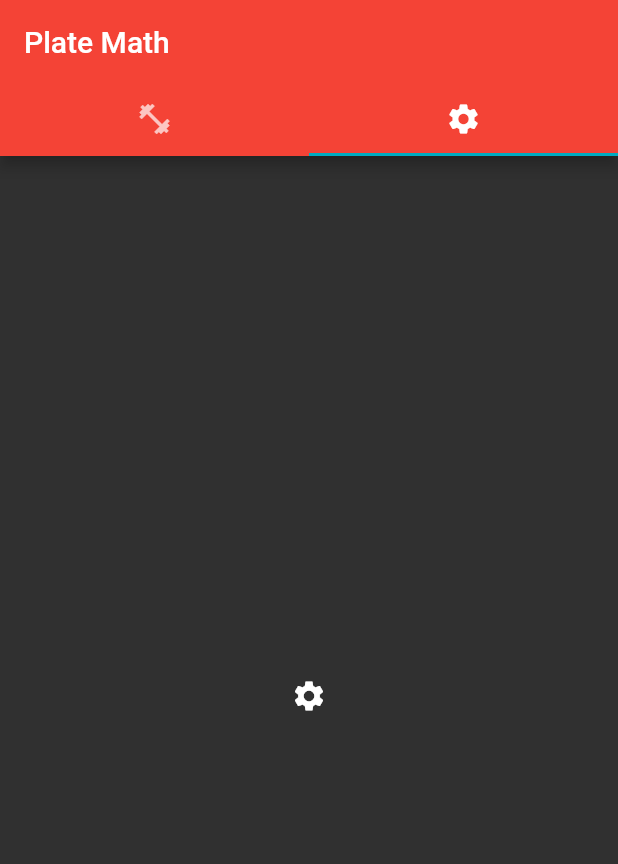
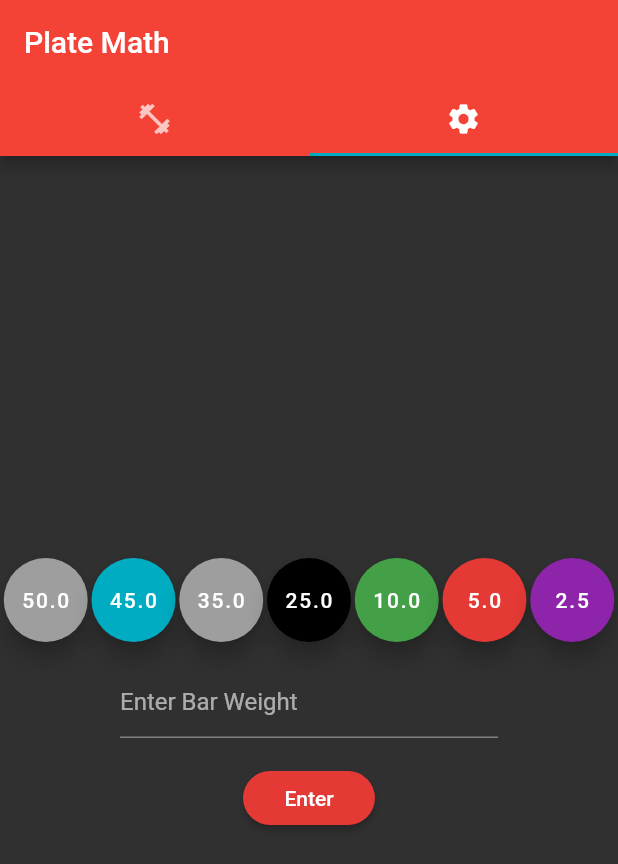
Before and after one commit to yashdhume/Gym_App, a Flutter app: the screen it shows after launch, tab 2 chosen, on a phone screen of 412 x 824 dp. Shown: the top 864 px of the screen. Run offline on Flutter 3.47's test engine with Material 2 defaults, Android fonts, the phone set to English and light mode, and no system bars.

Commit message:
Added Settings TODO: Add List View

```diff
--- a/lib/PlateMath/PlateMain.dart
+++ b/lib/PlateMath/PlateMain.dart
@@ -1,5 +1,6 @@
 import 'package:flutter/material.dart';
 import 'package:gym_app/PlateMath/PlateMath.dart';
+import 'package:gym_app/PlateMath/PlateSettings.dart';
 import 'package:scoped_model/scoped_model.dart';
 import 'package:gym_app/ViewModel.dart';
 
@@ -34,7 +35,7 @@ class _PlateMain extends State<PlateMain> with TickerProviderStateMixin {
   @override
   Widget build(BuildContext context) {
     return ScopedModelDescendant<ViewModel>(
-        builder: (context, child, model)=>MaterialApp(
+        builder: (context, child, model) => MaterialApp(
               home: DefaultTabController(
                 length: 3,
                 child: Scaffold(
@@ -43,7 +44,7 @@ class _PlateMain extends State<PlateMain> with TickerProviderStateMixin {
                     backgroundColor: _myHandler.color,
                     bottom: TabBar(
                       // controller: _controller,
-              tabs:[
+                      tabs: [
                         Tab(icon: Icon(Icons.fitness_center)),
                         Tab(icon: Icon(Icons.settings)),
                       ],
@@ -52,7 +53,7 @@ class _PlateMain extends State<PlateMain> with TickerProviderStateMixin {
                   body: TabBarView(
                     children: [
                       new PlateMath(),
-              Icon(Icons.settings),
+                      new DisplayPlateButtonss(),
                     ],
                   ),
                 ),
@@ -63,8 +64,7 @@ class _PlateMain extends State<PlateMain> with TickerProviderStateMixin {
                 primaryColor: Colors.red,
                 accentColor: Colors.cyan[600],
               ),
-    )
-    );
+            ));
   }
 }
 
--- /dev/null
+++ b/lib/PlateMath/PlateSettings.dart
@@ -0,0 +1,98 @@
+import 'package:flutter/material.dart';
+import 'package:gym_app/PlateMath/DisplayPlates.dart';
+import 'package:scoped_model/scoped_model.dart';
+import 'package:gym_app/ViewModel.dart';
+
+class DisplayPlateButtonss extends StatelessWidget {
+  List<double> plates = [50, 45, 35, 25, 10, 5, 2.5];
+
+  Color colorChange(ViewModel model, value) {
+    if (model.weights.contains(value))
+      return model.colorDictionary[value];
+    else
+      return Colors.grey;
+  }
+  List<Widget> CreateDisplay(ViewModel model) {
+    List<Widget> a = [];
+    for (int i = 0; i < plates.length; i++) {
+      a.add(new PlateButtonss(
+        plate: plates[i],
+        color: colorChange(model, plates[i]),
+      ));
+    }
+    return a;
+  }
+
+  final _myController = TextEditingController();
+
+  @override
+  void changeBar(ViewModel model) {
+    model.barWeight = double.parse(_myController.text);
+  }
+
+  Widget build(BuildContext context) {
+    return ScopedModelDescendant<ViewModel>(
+        builder: (context, child, model) => new Center( child:Column(
+          mainAxisAlignment: MainAxisAlignment.center,
+            children: <Widget>[
+
+              new Row(
+                mainAxisAlignment: MainAxisAlignment.spaceEvenly,
+                children: CreateDisplay(model),
+              ),
+              new Row(
+                mainAxisAlignment: MainAxisAlignment.center,
+                children: <Widget>[
+                  Padding(
+                    padding: EdgeInsets.all(40.0),
+                  ),
+                  new Flexible(
+                      child: new TextField(
+                        decoration:
+                        new InputDecoration(hintText: 'Enter Bar Weight'),
+                        keyboardType: TextInputType.number,
+                        controller: _myController,
+                      )),
+                  Padding(
+                    padding: EdgeInsets.all(40.0),
+                  ),
+                ],),
+              new RaisedButton(
+                onPressed: () => changeBar(model),
+                //plateMath(double.parse(_myController.text)),
+                child: new Text("Enter"),
+                shape: new RoundedRectangleBorder(
+                    borderRadius: new BorderRadius.circular(50.0)),
+                color: Colors.red[600],
+              ),
+            ])));
+  }
+}
+
+class PlateButtonss extends StatelessWidget {
+  double plate;
+  Color color;
+
+  PlateButtonss({this.plate, this.color});
+
+  void change(ViewModel model, double value) {
+    if (model.weights.contains(value)) {
+      model.removeWeight(value);
+      color = Colors.grey;
+    } else {
+      model.addWeight(value);
+      color = model.colorDictionary[plate];
+    }
+  }
+
+  Widget build(BuildContext context) {
+    return ScopedModelDescendant<ViewModel>(
+      builder: (context, child, model) => new Center(
+              child: FloatingActionButton(
+            onPressed: () => change(model, plate),
+            child: Text(plate.toString()),
+            backgroundColor: color,
+          )),
+    );
+  }
+}
--- a/lib/main.dart
+++ b/lib/main.dart
@@ -7,7 +7,7 @@ void main() => runApp(GymApp());
 
 class GymApp extends StatelessWidget {
   Widget build(BuildContext context) {
-    return new ScopedModel <ViewModel>(
+    return new ScopedModel<ViewModel>(
       model: new ViewModel(),
       child: MaterialApp(
         theme: new ThemeData(
@@ -19,7 +19,5 @@ class GymApp extends StatelessWidget {
         home: new PlateMain(),
       ),
     );
-
   }
-
 }
```
Also changed, not shown: lib/PlateMath/DisplayPlateButtons.dart (+18 -14 lines), lib/PlateMath/PlateMath.dart (+3 -11 lines), lib/ViewModel.dart (+18 -4 lines), 1 other file. Lines whose indentation alone changed are shown as unchanged.
